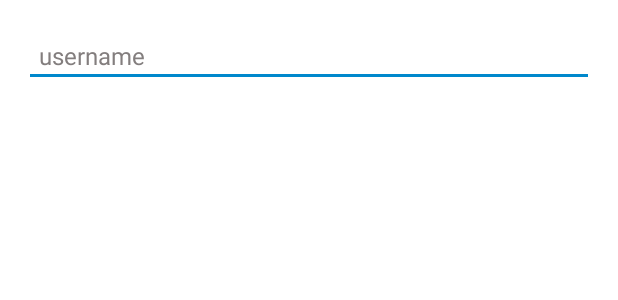
After one commit to Android-Projects-Ras/Telegram, an Android app: the layout fragment_change_user_name.xml on its own in the app's theme, with its tools: preview values and no code run, on a phone screen of 412 x 824 dp. The commit adds this screen. Shown: the top 300 px of the screen. Run offline under Robolectric (Android 15) with nearby library versions, the phone set to English and light mode, and no system bars.

Commit message:
change username in database, verifying uniqueness of usernames

```diff
--- a/app/src/main/java/com/example/telegram/ui/fragments/ChangeNameFragment.kt
+++ b/app/src/main/java/com/example/telegram/ui/fragments/ChangeNameFragment.kt
@@ -8,7 +8,7 @@ import com.example.telegram.R
 import com.example.telegram.utilits.*
 import kotlinx.android.synthetic.main.fragment_change_name.*
 
-class ChangeNameFragment : Fragment(R.layout.fragment_change_name) {
+class ChangeNameFragment : BaseFragment(R.layout.fragment_change_name) {
 
     override fun onResume() {
         super.onResume()
--- a/app/src/main/java/com/example/telegram/utilits/firebaseHelper.kt
+++ b/app/src/main/java/com/example/telegram/utilits/firebaseHelper.kt
@@ -11,6 +11,9 @@ lateinit var REF_DATABASE_ROOT: DatabaseReference
 lateinit var USER: User
 
 const val NODE_USERS = "users"
+const val NODE_USERNAMES = "usernames"
+
+
 const val CHILD_ID = "id"
 const val CHILD_PHONE = "phone"
 const val CHILD_USERNAME = "username"
--- /dev/null
+++ b/app/src/main/res/layout/fragment_change_user_name.xml
@@ -0,0 +1,21 @@
+<?xml version="1.0" encoding="utf-8"?>
+<androidx.constraintlayout.widget.ConstraintLayout xmlns:android="http://schemas.android.com/apk/res/android"
+    xmlns:tools="http://schemas.android.com/tools"
+    android:layout_width="match_parent"
+    android:layout_height="match_parent"
+    xmlns:app="http://schemas.android.com/apk/res-auto"
+    tools:context=".ui.fragments.ChangeUserNameFragment">
+
+    <EditText
+        android:id="@+id/settings_input_username"
+        style="@style/edit_text"
+        app:layout_constraintStart_toStartOf="parent"
+        app:layout_constraintEnd_toEndOf="parent"
+        app:layout_constraintTop_toTopOf="parent"
+        android:layout_width="match_parent"
+        android:layout_height="wrap_content"
+        android:inputType="text"
+        android:hint="@string/settings_hint_input_username"/>
+
+
+</androidx.constraintlayout.widget.ConstraintLayout>
--- a/app/src/main/res/values/strings.xml
+++ b/app/src/main/res/values/strings.xml
@@ -21,4 +21,6 @@
     <string name="settings_hint_input_surname">Фамилия</string>
     <string name="settings_toast_name_is_empty">Имя не может быть пустым</string>
     <string name="toast_data_update">Данные обновлены</string>
+    <string name="settings_default_status">в сети</string>
+    <string name="settings_hint_input_username">username</string>
 </resources>
```
Also changed, not shown: app/src/main/java/com/example/telegram/ui/fragments/ChangeUserNameFragment.kt (added, +87 -0 lines), app/src/main/java/com/example/telegram/ui/fragments/SettingsFragment.kt (+14 -0 lines), app/src/main/res/layout/fragment_settings.xml (+6 -20 lines).
